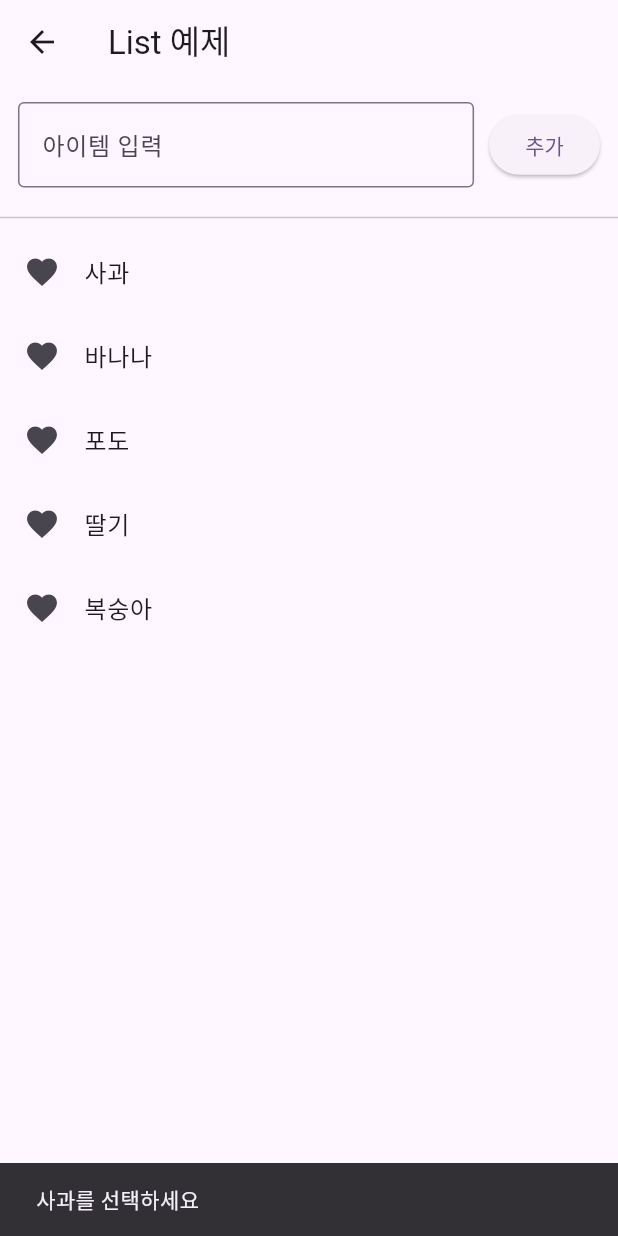
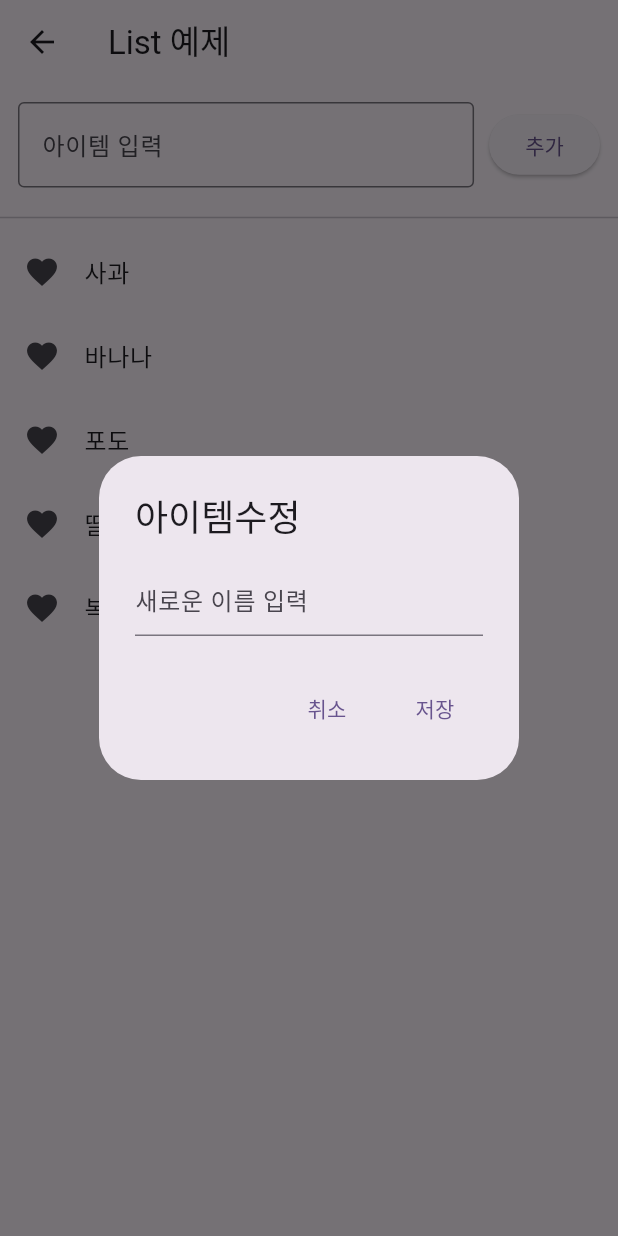
Before and after one commit to gimujeongsig/flutter, a Flutter app: the ListPage screen opened by its route, after a tap on "사과", on a phone screen of 412 x 824 dp. Run offline on Flutter 3.47's test engine with Material 3 defaults, Android fonts, the phone set to English and light mode, and no system bars.

Commit message:
수정 기능 추가

```diff
--- a/lib/list_page.dart
+++ b/lib/list_page.dart
@@ -53,9 +53,43 @@ class _State extends State<ListPage> {
                         leading: const Icon(Icons.favorite),
                         title: Text(fruits[index]),
                         onTap: () {
-                          ScaffoldMessenger.of(context).showSnackBar(SnackBar(
-                              content: Text('${fruits[index]}를 선택하세요')));
-                        },
+
+                          final TextEditingController _editcontroller = TextEditingController();
+
+                          showDialog(
+                              context: context,
+                              builder: (context) {
+
+                                return AlertDialog(
+                                  title: const Text("아이템수정"),
+                                  content: TextField(
+                                    controller: _editcontroller,
+                                    decoration: const InputDecoration(
+                                      hintText: "새로운 이름 입력"
+                                    ),
+                                  ),
+                                  actions: [
+                                    TextButton(
+                                        onPressed: () => Navigator.pop(context),
+                                        child: const Text("취소"),
+                                    ),
+                                    TextButton(
+                                        onPressed: () {
+                                          final newText = _editcontroller.text.trim();
+                                          if (newText.isNotEmpty) {
+                                            setState(() {
+                                              fruits[index] = newText;
+                                            });
+                                          }
+                                          Navigator.pop(context);
+                                        },
+                                        child: const Text("저장"),
+                                      )
+                                    ],
+                                   );
+                                 }
+                              );
+                            },
                         onLongPress: () {
                           final deletedItem = fruits[index];
                           setState(() {
```
